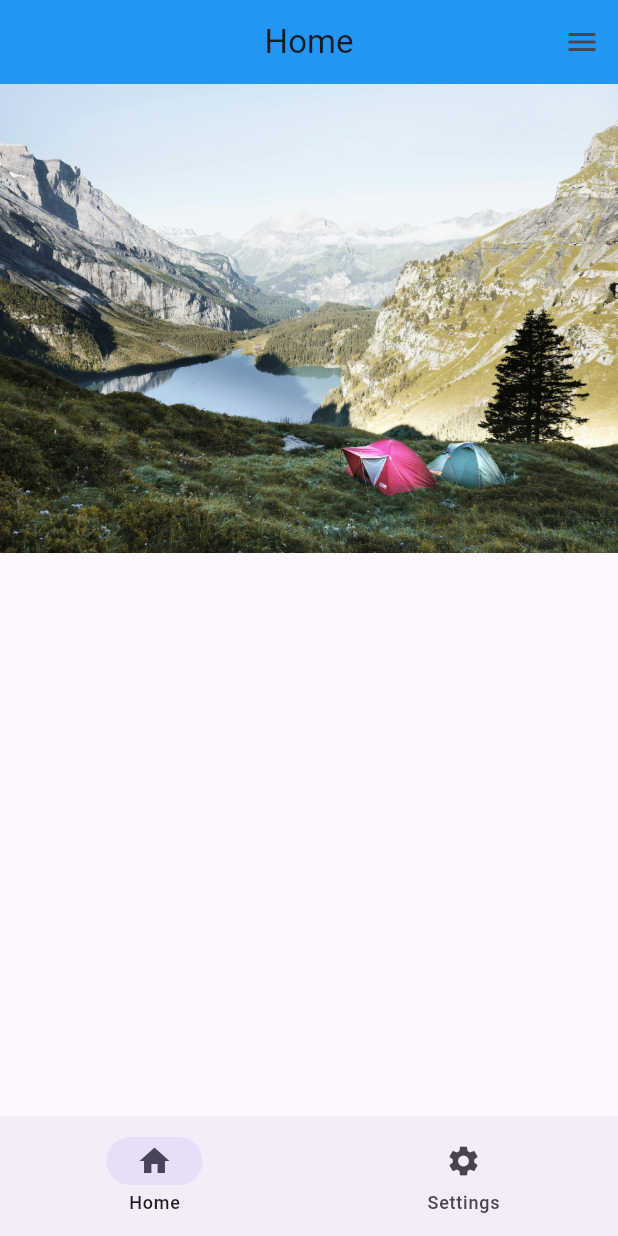
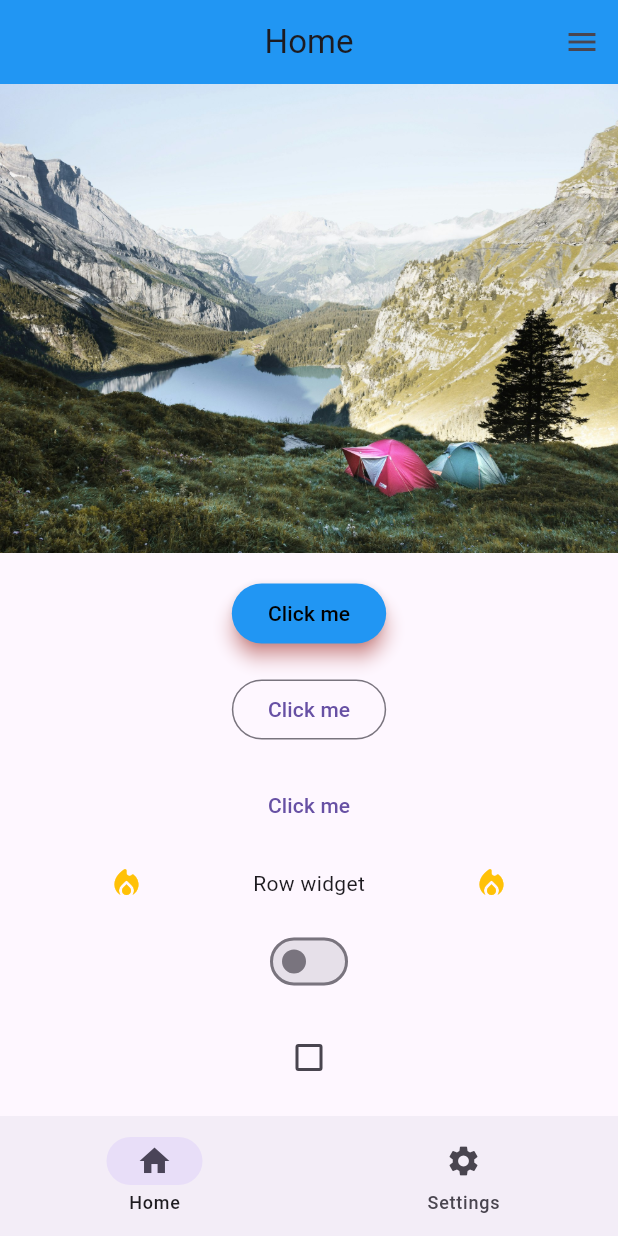
Before and after one commit to BIGboss248/flutter_practice, a Flutter app: the screen it shows after launch, on a phone screen of 412 x 824 dp. Run offline on Flutter 3.47's test engine with Material 3 defaults, Android fonts, the phone set to English and light mode, and no system bars.

Commit message:
Added more widgets as a libary to use later

```diff
--- a/lib/pages/home.dart
+++ b/lib/pages/home.dart
@@ -10,6 +10,8 @@ class HomePage extends StatefulWidget {
 class HhomePageState extends State<HomePage> {
   int currentPage = 0;
 
+  bool isSwitch = false;
+  bool? isCheckbox = false;
   @override
   Widget build(BuildContext context) {
     return Scaffold(
@@ -44,14 +46,86 @@ class HhomePageState extends State<HomePage> {
             }
           },
         ),
-        body: Column(
-          children: [
-            Container(
-              child: Center(
-                child: Image.asset('images/lake.jpg',),
+        body: SingleChildScrollView(
+          child: Column(
+            spacing: 16,
+            children: [
+              Container(
+                child: Center(
+                  child: Image.asset(
+                    'images/lake.jpg',
+                  ),
+                ),
               ),
-            )
-          ],
+              ElevatedButton(
+                  style: ElevatedButton.styleFrom(
+                    foregroundColor: isSwitch
+                        ? Colors.white
+                        : Colors.black, // Change text color with switch widget
+                    backgroundColor: Colors.blue,
+                    shadowColor: Colors.red,
+                    elevation: 5,
+                    shape: RoundedRectangleBorder(
+                      borderRadius: BorderRadius.circular(32),
+                    ),
+                  ),
+                  onPressed: () {
+                    debugPrint("ElevatedButton pressed");
+                  },
+                  child: Text("Click me")),
+              OutlinedButton(
+                  onPressed: () {
+                    debugPrint("OutlinedButton pressed");
+                  },
+                  child: Text("Click me")),
+              TextButton(
+                  onPressed: () {
+                    debugPrint("TextButton pressed");
+                  },
+                  child: Text("Click me")),
+              GestureDetector(
+                onTap: () {
+                  debugPrint("Row pressed");
+                },
+                child: Row(
+                  mainAxisAlignment: MainAxisAlignment.spaceEvenly,
+                  children: [
+                    Icon(
+                      Icons.local_fire_department_rounded,
+                      color: Colors.amber,
+                    ),
+                    Text("Row widget"),
+                    Icon(
+                      Icons.local_fire_department_rounded,
+                      color: Colors.amber,
+                    ),
+                  ],
+                ),
+              ),
+              Switch(
+                  value: isSwitch,
+                  onChanged: (bool newbool) {
+                    debugPrint("Switch value changed to $newbool");
+                    setState(() {
+                      isSwitch = newbool;
+                    });
+                  }),
+              Checkbox(
+                  value: isCheckbox,
+                  onChanged: (bool? newbool) {
+                    debugPrint("Checkbox value changed to $newbool");
+                    setState(() {
+                      isCheckbox = newbool;
+                    });
+                  }),
+              Visibility(
+                visible: isCheckbox ?? false,
+                child: Image.network(
+                  "https://encrypted-tbn0.gstatic.com/images?q=tbn:ANd9GcTAgCP4ggjblYy6md3itu-vR8l380G0GiIR4w&s",
+                ),
+              ),
+            ],
+          ),
         ));
   }
 }
```
